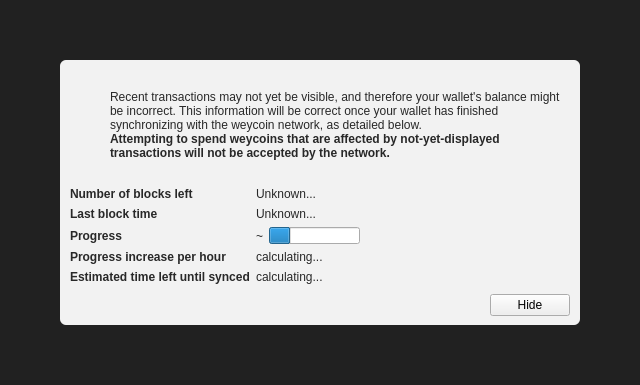
Old version of the form src/qt/forms/modaloverlay.ui in the repository weycoin/weycoin.
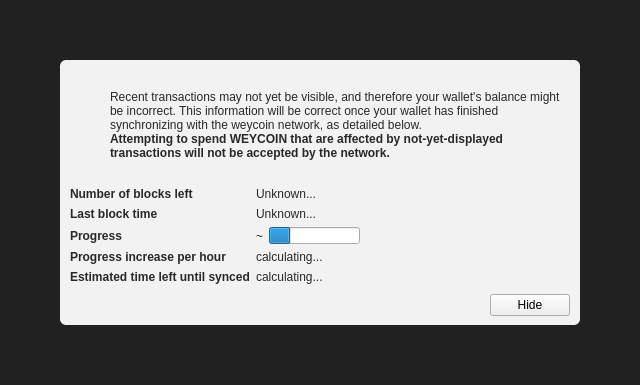
New version of the form. Icons and pictures are not drawn. Custom widgets are drawn as their Qt base class.

```diff
--- a/src/qt/forms/modaloverlay.ui
+++ b/src/qt/forms/modaloverlay.ui
@@ -149,7 +149,7 @@
                 </font>
                </property>
                <property name="text">
-                <string>Attempting to spend weycoins that are affected by not-yet-displayed transactions will not be accepted by the network.</string>
+                <string>Attempting to spend WEYCOIN that are affected by not-yet-displayed transactions will not be accepted by the network.</string>
                </property>
                <property name="textFormat">
                 <enum>Qt::RichText</enum>
```
